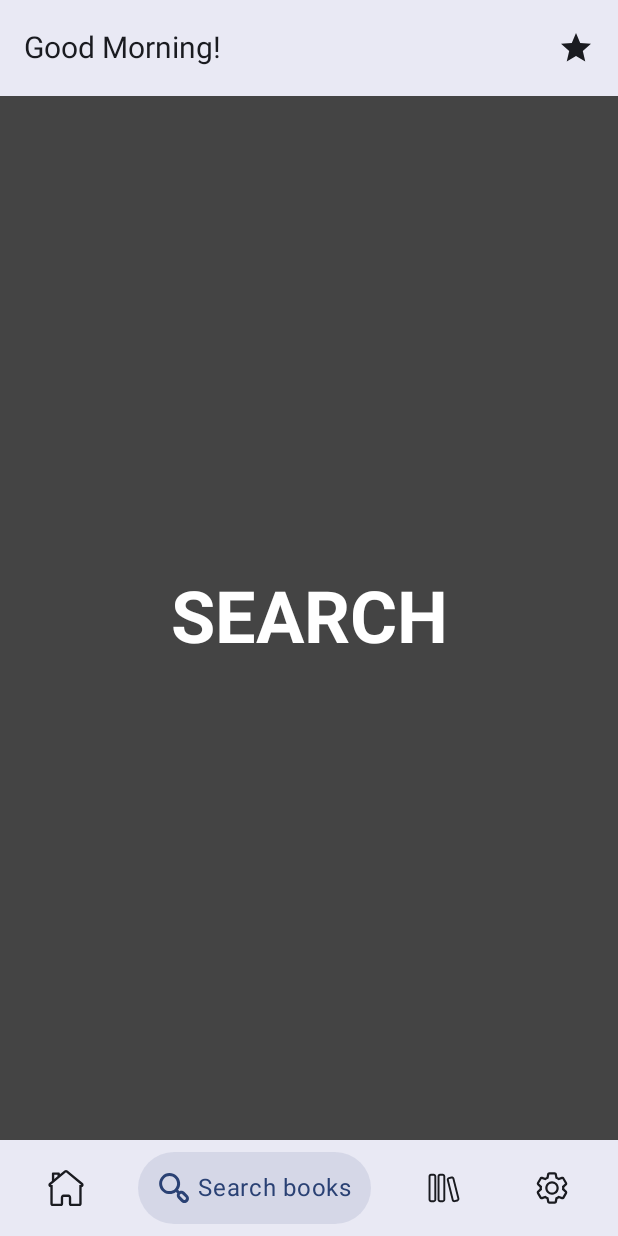
After one commit to kuluruvineeth/FreeEbooks, an Android app built with Jetpack Compose: the SearchScreen screen opened through its navigation route, on a phone screen of 412 x 824 dp. The commit adds this screen. Run offline under Robolectric (Android 15) with nearby library versions, the phone set to English and light mode, and no system bars; our stand-ins replace accompanist; pictures from the network do not load; 1 statement that could not run was skipped.

Commit message:
- Added Custom bottom navigation bar

```diff
--- a/app/src/main/java/com/kuluruvineeth/freeebooks/ui/components/BottomNavGraph.kt
+++ b/app/src/main/java/com/kuluruvineeth/freeebooks/ui/components/BottomNavGraph.kt
@@ -6,6 +6,7 @@ import androidx.navigation.NavHostController
 import androidx.navigation.compose.NavHost
 import com.kuluruvineeth.freeebooks.ui.screens.HomeScreen
 import com.kuluruvineeth.freeebooks.ui.screens.LibraryScreen
+import com.kuluruvineeth.freeebooks.ui.screens.SearchScreen
 import com.kuluruvineeth.freeebooks.ui.screens.SettingsScreen
 
 @Composable
@@ -17,6 +18,9 @@ fun BottomNavGraph(navController: NavHostController) {
         composable(route = BottomBarScreen.Home.route){
             HomeScreen()
         }
+        composable(route = BottomBarScreen.Search.route){
+            SearchScreen()
+        }
         composable(route = BottomBarScreen.Library.route){
             LibraryScreen()
         }
--- a/app/src/main/java/com/kuluruvineeth/freeebooks/ui/screens/MainScreen.kt
+++ b/app/src/main/java/com/kuluruvineeth/freeebooks/ui/screens/MainScreen.kt
@@ -1,10 +1,15 @@
 package com.kuluruvineeth.freeebooks.ui.screens
 
 import android.annotation.SuppressLint
+import androidx.compose.animation.AnimatedVisibility
+import androidx.compose.foundation.background
+import androidx.compose.foundation.clickable
 import androidx.compose.foundation.isSystemInDarkTheme
-import androidx.compose.foundation.layout.RowScope
+import androidx.compose.foundation.layout.*
+import androidx.compose.foundation.shape.CircleShape
 import androidx.compose.material.icons.Icons
 import androidx.compose.material.icons.filled.Search
+import androidx.compose.material.icons.filled.Star
 import androidx.compose.material3.*
 import androidx.compose.material3.ExperimentalMaterial3Api
 import androidx.compose.material3.Scaffold
@@ -12,7 +17,12 @@ import androidx.compose.material3.NavigationBar
 import androidx.compose.material3.NavigationBarItem
 import androidx.compose.runtime.Composable
 import androidx.compose.runtime.getValue
+import androidx.compose.ui.Alignment
+import androidx.compose.ui.Modifier
+import androidx.compose.ui.draw.clip
+import androidx.compose.ui.graphics.Color
 import androidx.compose.ui.graphics.vector.ImageVector
+import androidx.compose.ui.res.stringResource
 import androidx.compose.ui.res.vectorResource
 import androidx.compose.ui.text.style.TextOverflow
 import androidx.compose.ui.unit.dp
@@ -55,7 +65,7 @@ fun MainScreen() {
                      actions = {
                          IconButton(onClick = { /*TODO*/ }) {
                              Icon(
-                                 imageVector = Icons.Filled.Search,
+                                 imageVector = Icons.Filled.Star,
                                  contentDescription = "Localized description",
                                  tint = MaterialTheme.colorScheme.onSurface
                              )
@@ -78,48 +88,73 @@ fun MainScreen() {
 fun BottomBar(navController: NavHostController) {
     val screens = listOf(
         BottomBarScreen.Home,
+        BottomBarScreen.Search,
         BottomBarScreen.Library,
         BottomBarScreen.Settings
     )
     val navBackStackEntry by navController.currentBackStackEntryAsState()
     val currentDestination = navBackStackEntry?.destination
 
-    NavigationBar {
-        screens.forEach{screen ->
-            AddItem(
+
+    Row(
+        modifier = Modifier
+            .background(MaterialTheme.colorScheme.surfaceColorAtElevation(3.dp))
+            .padding(8.dp)
+            .fillMaxWidth(),
+        horizontalArrangement = Arrangement.SpaceAround,
+        verticalAlignment = Alignment.CenterVertically
+    ) {
+        screens.forEach { screen ->
+            CustomBottomNavigationItem(
                 screen = screen,
-                currentDestination = currentDestination,
-                navController = navController
-            )
+                isSelected = screen.route == currentDestination?.route
+            ){
+                navController.navigate(screen.route){
+                    popUpTo(navController.graph.findStartDestination().id)
+                    launchSingleTop = true
+                }
+            }
         }
     }
 }
 
+
 @Composable
-fun RowScope.AddItem(
+fun CustomBottomNavigationItem(
     screen: BottomBarScreen,
-    currentDestination: NavDestination?,
-    navController: NavHostController
+    isSelected: Boolean,
+    onClick: () -> Unit
 ) {
-    NavigationBarItem(
-        label = {
-            Text(text = screen.title, color = MaterialTheme.colorScheme.onSurface)
-        },
-        icon = {
+
+    val background = if(isSelected) MaterialTheme.colorScheme.primary.copy(alpha = 0.1f)
+        else Color.Transparent
+    val contentColor = if(isSelected) MaterialTheme.colorScheme.primary else
+        MaterialTheme.colorScheme.onBackground
+
+    Box(
+        modifier = Modifier
+            .clip(CircleShape)
+            .background(background)
+            .clickable(onClick = onClick)
+    ){
+        Row(
+            modifier = Modifier
+                .padding(12.dp),
+            verticalAlignment = Alignment.CenterVertically,
+            horizontalArrangement = Arrangement.spacedBy(4.dp)
+        ) {
             Icon(
                 imageVector = ImageVector.vectorResource(id = screen.icon),
-                contentDescription = "Navigation Icon",
-                tint = MaterialTheme.colorScheme.onSurface
+                contentDescription = null,
+                tint = contentColor
             )
-        },
-        selected = currentDestination?.hierarchy?.any {
-            it.route == screen.route
-        } == true,
-        onClick = {
-            navController.navigate(screen.route){
-                popUpTo(navController.graph.findStartDestination().id)
-                launchSingleTop = true
+            AnimatedVisibility(visible = isSelected) {
+                Text(
+                    text = stringResource(id = screen.title),
+                    color = contentColor
+                )
             }
         }
-    )
+    }
+
 }
--- /dev/null
+++ b/app/src/main/java/com/kuluruvineeth/freeebooks/ui/screens/SearchScreen.kt
@@ -0,0 +1,36 @@
+package com.kuluruvineeth.freeebooks.ui.screens
+
+import androidx.compose.foundation.background
+import androidx.compose.foundation.layout.Box
+import androidx.compose.foundation.layout.fillMaxSize
+import androidx.compose.material.MaterialTheme
+import androidx.compose.material.Text
+import androidx.compose.runtime.Composable
+import androidx.compose.ui.Alignment
+import androidx.compose.ui.Modifier
+import androidx.compose.ui.graphics.Color
+import androidx.compose.ui.text.font.FontWeight
+import androidx.compose.ui.tooling.preview.Preview
+
+@Composable
+fun SearchScreen() {
+    Box(
+        modifier = Modifier
+            .fillMaxSize()
+            .background(Color.DarkGray),
+        contentAlignment = Alignment.Center
+    ){
+        Text(
+            text = "SEARCH",
+            fontSize = MaterialTheme.typography.h3.fontSize,
+            fontWeight = FontWeight.Bold,
+            color = Color.White
+        )
+    }
+}
+
+@Preview
+@Composable
+fun SearchScreenPreview() {
+    SearchScreen()
+}
```
Also changed, not shown: app/src/main/java/com/kuluruvineeth/freeebooks/ui/components/BottomBarScreen.kt (+10 -4 lines), app/src/main/java/com/kuluruvineeth/freeebooks/ui/screens/HomeScreen.kt (+7 -5 lines).
